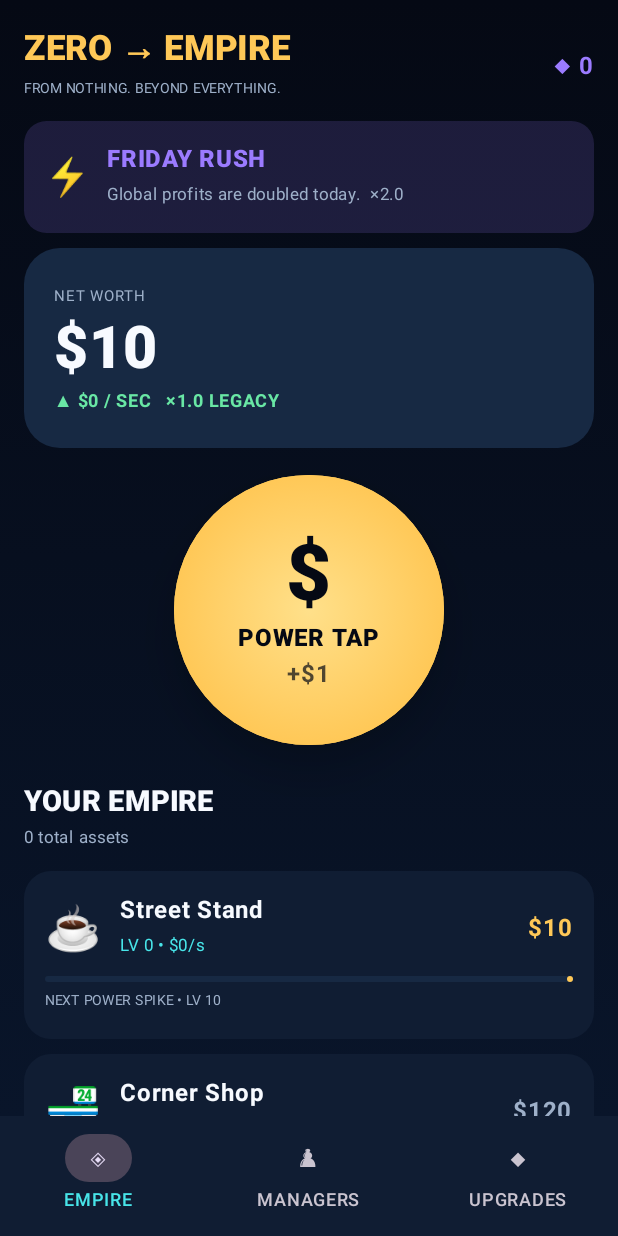
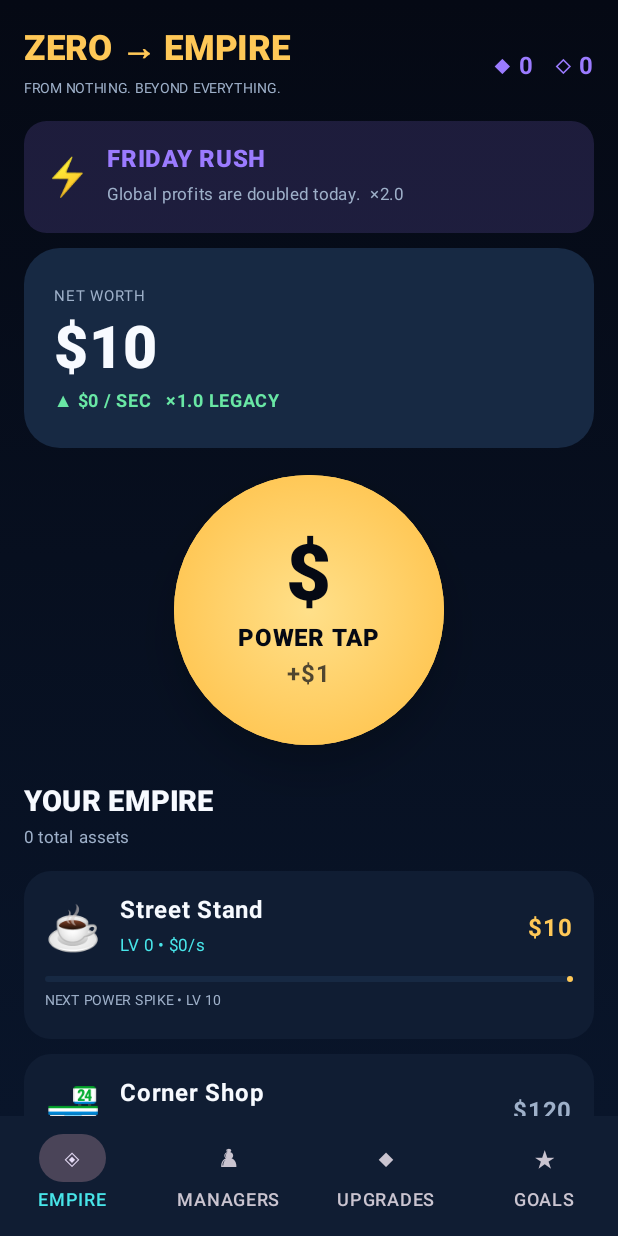
Before and after one commit to dbrckk/zero-to-empire, an Android app built with Jetpack Compose: the screen it shows after launch (MainActivity), on a phone screen of 412 x 824 dp. Run offline under Robolectric (Android 15) with nearby library versions, the light colour scheme and no system bars.

Commit message:
feat: add retention hub for daily missions and achievements

```diff
--- a/app/src/main/java/com/zerotoempire/game/MainActivity.kt
+++ b/app/src/main/java/com/zerotoempire/game/MainActivity.kt
@@ -25,7 +25,7 @@ import java.time.LocalDate
 import java.util.Locale
 import kotlin.math.abs
 
-enum class GameTab { EMPIRE, MANAGERS, UPGRADES }
+enum class GameTab { EMPIRE, MANAGERS, UPGRADES, GOALS }
 
 class MainActivity : ComponentActivity() {
     override fun onCreate(savedInstanceState: Bundle?) { super.onCreate(savedInstanceState); setContent { ZeroToEmpireApp() } }
@@ -34,6 +34,7 @@ class MainActivity : ComponentActivity() {
 @Composable
 fun ZeroToEmpireApp(vm: GameViewModel = viewModel()) {
     val state by vm.state.collectAsStateWithLifecycle()
+    val meta by vm.meta.collectAsStateWithLifecycle()
     val offlineReward by vm.offlineReward.collectAsStateWithLifecycle()
     var tab by remember { mutableStateOf(GameTab.EMPIRE) }
 
@@ -61,36 +62,32 @@ fun ZeroToEmpireApp(vm: GameViewModel = viewModel()) {
                         items(Upgrades.catalog) { u -> UpgradeCard(u, state) { vm.buyUpgrade(u.id) } }
                         item { BoostCard(state, vm::activateProfitBoost) }
                     }
+                    GameTab.GOALS -> {
+                        item { Section("COMMAND CENTER", "Daily momentum and permanent achievements") }
+                        item { DailyRewardCard(meta, vm.canClaimDaily(), vm::claimDaily) }
+                        item { Section("MISSIONS", "Complete objectives to earn gems") }
+                        items(vm.missions()) { mission -> MissionCard(mission) { vm.claimMission(mission.id) } }
+                        item { Section("ACHIEVEMENTS", "Permanent milestones across your empire") }
+                        items(vm.achievements()) { achievement -> AchievementCard(achievement) { vm.claimAchievement(achievement.id) } }
+                    }
                 }
             }
         }
     }
 }
 
+@Composable private fun DailyRewardCard(meta:PlayerMeta, claimable:Boolean, claim:()->RewardDay?) { val next=LoginCalendar.rewardFor(meta.streakDays+1); Surface(color=EmpireColors.Gold.copy(alpha=.13f),shape=RoundedCornerShape(20.dp),modifier=Modifier.fillMaxWidth()){Column(Modifier.padding(18.dp)){Text("DAILY CAPITAL DROP",color=EmpireColors.Gold,fontWeight=FontWeight.Black,fontSize=18.sp);Text("STREAK ${meta.streakDays} DAYS",color=EmpireColors.TextSecondary,fontSize=11.sp);Spacer(Modifier.height(8.dp));Text("Next reward: ◆ ${next.gems}${if(next.multiplierMinutes>0) " + ×2 for ${next.multiplierMinutes}m" else ""}",color=EmpireColors.TextPrimary,fontWeight=FontWeight.Bold);Spacer(Modifier.height(10.dp));Button(onClick={claim()},enabled=claimable,modifier=Modifier.fillMaxWidth()){Text(if(claimable)"CLAIM DAILY REWARD" else "CLAIMED TODAY",fontWeight=FontWeight.Black)}}} }
+@Composable private fun MissionCard(m:Mission,claim:()->Unit){Surface(color=EmpireColors.Surface,shape=RoundedCornerShape(16.dp),modifier=Modifier.fillMaxWidth()){Column(Modifier.padding(14.dp)){Row(verticalAlignment=Alignment.CenterVertically){Column(Modifier.weight(1f)){Text(m.title,color=EmpireColors.TextPrimary,fontWeight=FontWeight.Bold);Text("◆ ${m.rewardGems} reward",color=EmpireColors.Violet,fontSize=11.sp)};Button(onClick=claim,enabled=m.completed&&!m.claimed){Text(if(m.claimed)"DONE" else if(m.completed)"CLAIM" else "${(m.fraction*100).toInt()}%",fontSize=10.sp)}};Spacer(Modifier.height(7.dp));LinearProgressIndicator(progress={m.fraction},modifier=Modifier.fillMaxWidth().height(4.dp),color=EmpireColors.Cyan,trackColor=EmpireColors.SurfaceHigh)}}}
+@Composable private fun AchievementCard(a:Achievement,claim:()->Unit){Surface(color=EmpireColors.Surface,shape=RoundedCornerShape(16.dp),modifier=Modifier.fillMaxWidth()){Row(Modifier.padding(14.dp),verticalAlignment=Alignment.CenterVertically){Text(if(a.unlocked)"★" else "☆",color=if(a.unlocked)EmpireColors.Gold else EmpireColors.TextSecondary,fontSize=28.sp);Spacer(Modifier.width(10.dp));Column(Modifier.weight(1f)){Text(a.title,color=EmpireColors.TextPrimary,fontWeight=FontWeight.Black);Text(a.description,color=EmpireColors.TextSecondary,fontSize=11.sp)};Button(onClick=claim,enabled=a.unlocked&&!a.claimed){Text(if(a.claimed)"DONE" else "◆ ${a.rewardGems}",fontSize=10.sp)}}}}
+
 @Composable
 private fun OfflineRewardDialog(reward: OfflineReward, dismiss: () -> Unit) {
-    val hours = reward.paidSeconds / 3600
-    val minutes = (reward.paidSeconds % 3600) / 60
-    AlertDialog(
-        onDismissRequest = dismiss,
-        containerColor = EmpireColors.SurfaceHigh,
-        title = { Text("EMPIRE NEVER SLEEPS", color = EmpireColors.Gold, fontWeight = FontWeight.Black) },
-        text = {
-            Column(horizontalAlignment = Alignment.CenterHorizontally, modifier = Modifier.fillMaxWidth()) {
-                Text("Your managers kept the machine running while you were away.", color = EmpireColors.TextSecondary, textAlign = TextAlign.Center)
-                Spacer(Modifier.height(18.dp))
-                Text("+${money(reward.cash)}", color = EmpireColors.Success, fontSize = 34.sp, fontWeight = FontWeight.Black)
-                Text("$hours h ${minutes} min of offline production", color = EmpireColors.TextSecondary, fontSize = 12.sp)
-                Spacer(Modifier.height(10.dp))
-                Text("75% OFFLINE EFFICIENCY", color = EmpireColors.Cyan, fontSize = 10.sp, fontWeight = FontWeight.Bold)
-            }
-        },
-        confirmButton = { Button(onClick = dismiss, modifier = Modifier.fillMaxWidth()) { Text("COLLECT", fontWeight = FontWeight.Black) } }
-    )
+    val hours = reward.paidSeconds / 3600; val minutes = (reward.paidSeconds % 3600) / 60
+    AlertDialog(onDismissRequest = dismiss, containerColor = EmpireColors.SurfaceHigh, title = { Text("EMPIRE NEVER SLEEPS", color = EmpireColors.Gold, fontWeight = FontWeight.Black) }, text = { Column(horizontalAlignment = Alignment.CenterHorizontally, modifier = Modifier.fillMaxWidth()) { Text("Your managers kept the machine running while you were away.", color = EmpireColors.TextSecondary, textAlign = TextAlign.Center); Spacer(Modifier.height(18.dp)); Text("+${money(reward.cash)}", color = EmpireColors.Success, fontSize = 34.sp, fontWeight = FontWeight.Black); Text("$hours h ${minutes} min of offline production", color = EmpireColors.TextSecondary, fontSize = 12.sp); Spacer(Modifier.height(10.dp)); Text("75% OFFLINE EFFICIENCY", color = EmpireColors.Cyan, fontSize = 10.sp, fontWeight = FontWeight.Bold) } }, confirmButton = { Button(onClick = dismiss, modifier = Modifier.fillMaxWidth()) { Text("COLLECT", fontWeight = FontWeight.Black) } })
 }
 
-@Composable private fun GameNav(selected: GameTab, onSelect: (GameTab) -> Unit) { NavigationBar(containerColor = EmpireColors.Surface) { GameTab.entries.forEach { tab -> NavigationBarItem(selected = tab == selected, onClick = { onSelect(tab) }, icon = { Text(when(tab){ GameTab.EMPIRE -> "◈"; GameTab.MANAGERS -> "♟"; GameTab.UPGRADES -> "◆" }) }, label = { Text(tab.name) }) } } }
-@Composable private fun Header(s: GameState) { Row(Modifier.fillMaxWidth().padding(top=16.dp), verticalAlignment=Alignment.CenterVertically) { Column(Modifier.weight(1f)) { Text("ZERO → EMPIRE", color=EmpireColors.Gold, fontWeight=FontWeight.Black, fontSize=23.sp); Text("FROM NOTHING. BEYOND EVERYTHING.", color=EmpireColors.TextSecondary, fontSize=9.sp) }; Text("◆ ${s.prestigePoints}", color=EmpireColors.Violet, fontWeight=FontWeight.Bold) } }
+@Composable private fun GameNav(selected: GameTab, onSelect: (GameTab) -> Unit) { NavigationBar(containerColor = EmpireColors.Surface) { GameTab.entries.forEach { tab -> NavigationBarItem(selected = tab == selected, onClick = { onSelect(tab) }, icon = { Text(when(tab){ GameTab.EMPIRE -> "◈"; GameTab.MANAGERS -> "♟"; GameTab.UPGRADES -> "◆"; GameTab.GOALS -> "★" }) }, label = { Text(tab.name) }) } } }
+@Composable private fun Header(s: GameState) { Row(Modifier.fillMaxWidth().padding(top=16.dp), verticalAlignment=Alignment.CenterVertically) { Column(Modifier.weight(1f)) { Text("ZERO → EMPIRE", color=EmpireColors.Gold, fontWeight=FontWeight.Black, fontSize=23.sp); Text("FROM NOTHING. BEYOND EVERYTHING.", color=EmpireColors.TextSecondary, fontSize=9.sp) }; Text("◆ ${s.gems}   ◇ ${s.prestigePoints}", color=EmpireColors.Violet, fontWeight=FontWeight.Bold) } }
 @Composable private fun EventBanner(e: LiveEvent) { Surface(color=EmpireColors.Violet.copy(alpha=.16f), shape=RoundedCornerShape(15.dp), modifier=Modifier.fillMaxWidth()) { Row(Modifier.padding(13.dp), verticalAlignment=Alignment.CenterVertically) { Text(e.icon, fontSize=25.sp); Spacer(Modifier.width(10.dp)); Column { Text(e.name.uppercase(), color=EmpireColors.Violet, fontWeight=FontWeight.Black); Text("${e.description}  ×${e.incomeMultiplier}", color=EmpireColors.TextSecondary, fontSize=11.sp) } } } }
 @Composable private fun WealthHero(s: GameState) { Surface(shape=RoundedCornerShape(24.dp), color=EmpireColors.SurfaceHigh, modifier=Modifier.fillMaxWidth()) { Column(Modifier.padding(20.dp)) { Text("NET WORTH", color=EmpireColors.TextSecondary, fontSize=10.sp); Text(money(s.cash), color=EmpireColors.TextPrimary, fontSize=39.sp, fontWeight=FontWeight.Black); Text("▲ ${money(s.incomePerSecond)} / SEC   ×${String.format(Locale.US,"%.1f",s.prestigeMultiplier)} LEGACY", color=EmpireColors.Success, fontWeight=FontWeight.Bold, fontSize=12.sp) } } }
 @Composable private fun PowerTap(s: GameState, tap:()->Unit) { Box(Modifier.fillMaxWidth().padding(8.dp), contentAlignment=Alignment.Center) { Surface(Modifier.size(180.dp).clickable(onClick=tap), shape=CircleShape, color=EmpireColors.Gold, shadowElevation=18.dp) { Box(Modifier.background(Brush.radialGradient(listOf(EmpireColors.GoldBright,EmpireColors.Gold))), contentAlignment=Alignment.Center) { Column(horizontalAlignment=Alignment.CenterHorizontally) { Text("$", color=EmpireColors.Void, fontSize=52.sp, fontWeight=FontWeight.Black); Text("POWER TAP", color=EmpireColors.Void, fontWeight=FontWeight.Black); Text("+${money(s.tapValue)}", color=EmpireColors.Void.copy(alpha=.7f), fontWeight=FontWeight.Bold) } } } } }
```
